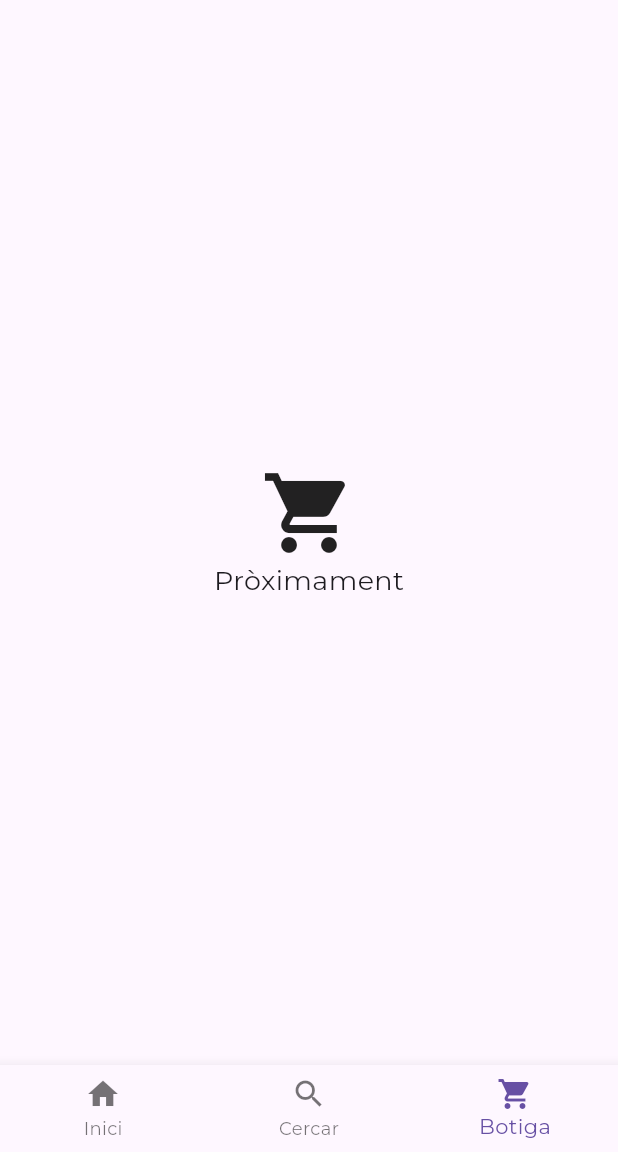
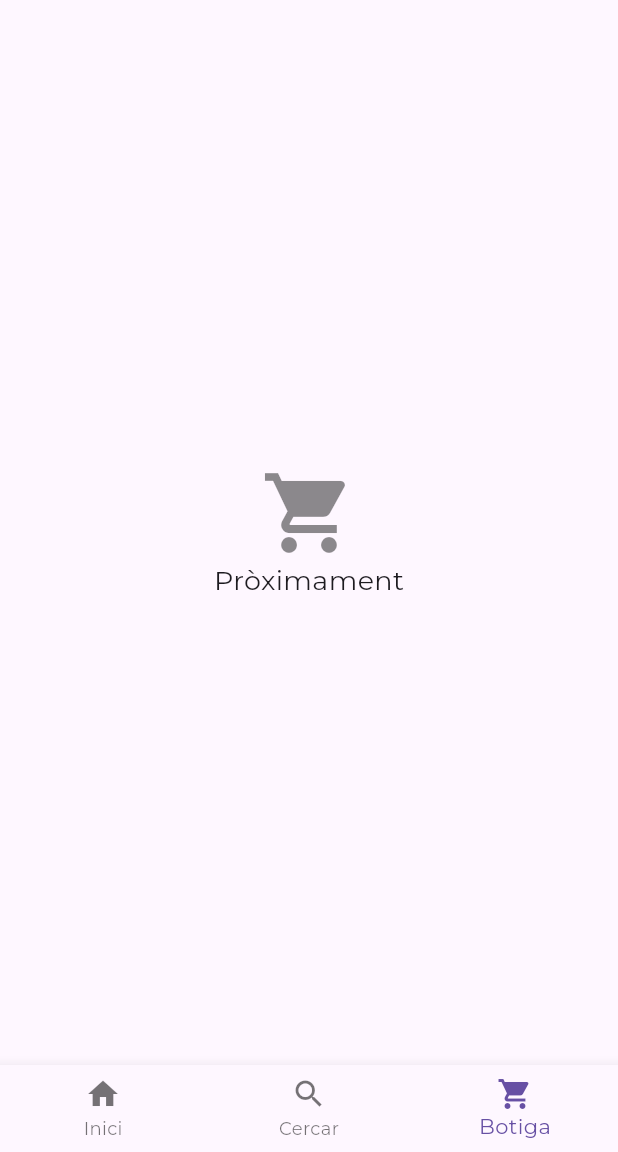
Before and after one commit to Carleslc/cifo_flutter_fitness_time, a Flutter app: the screen it shows after launch, swiped to page 3, on a phone screen of 412 x 824 dp, the part 84-1236 px from its top. Run offline on Flutter 3.47's test engine with Material 3 defaults, Android fonts, the phone set to English and light mode, and no system bars; our stand-ins replace google_fonts, percent_indicator; network calls fail.

Commit message:
Template page gray icon

```diff
--- a/lib/screens/template_page.dart
+++ b/lib/screens/template_page.dart
@@ -14,7 +14,7 @@ class TemplatePage extends StatelessWidget {
       child: Column(
         mainAxisAlignment: MainAxisAlignment.center,
         children: [
-          Icon(icon, size: 64),
+          Icon(icon, size: 64, color: AppStyles.color.gray),
           Text('Pròximament', style: AppStyles.text.medium),
         ],
       ),
```
Also changed, not shown: images/fitness_time_1.png, images/fitness_time_2.png.
